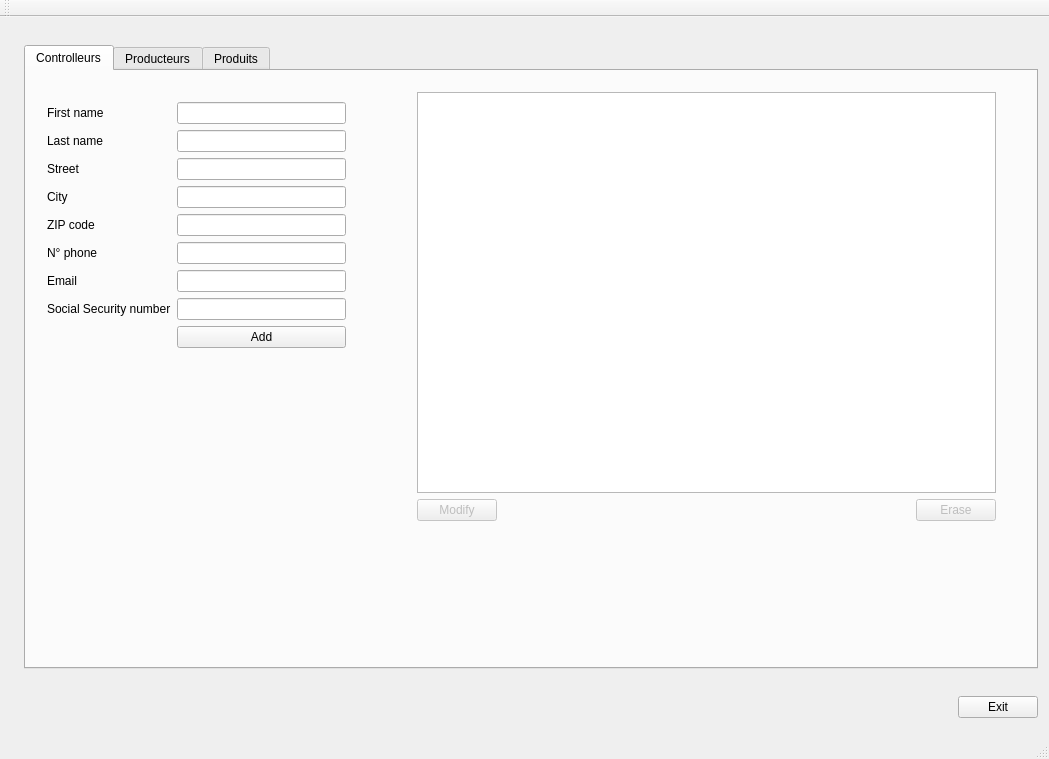
The window that appliDesktop/mainwindow.ui (ApacheThank/newWorld) describes before a commit, drawn with Qt 5.
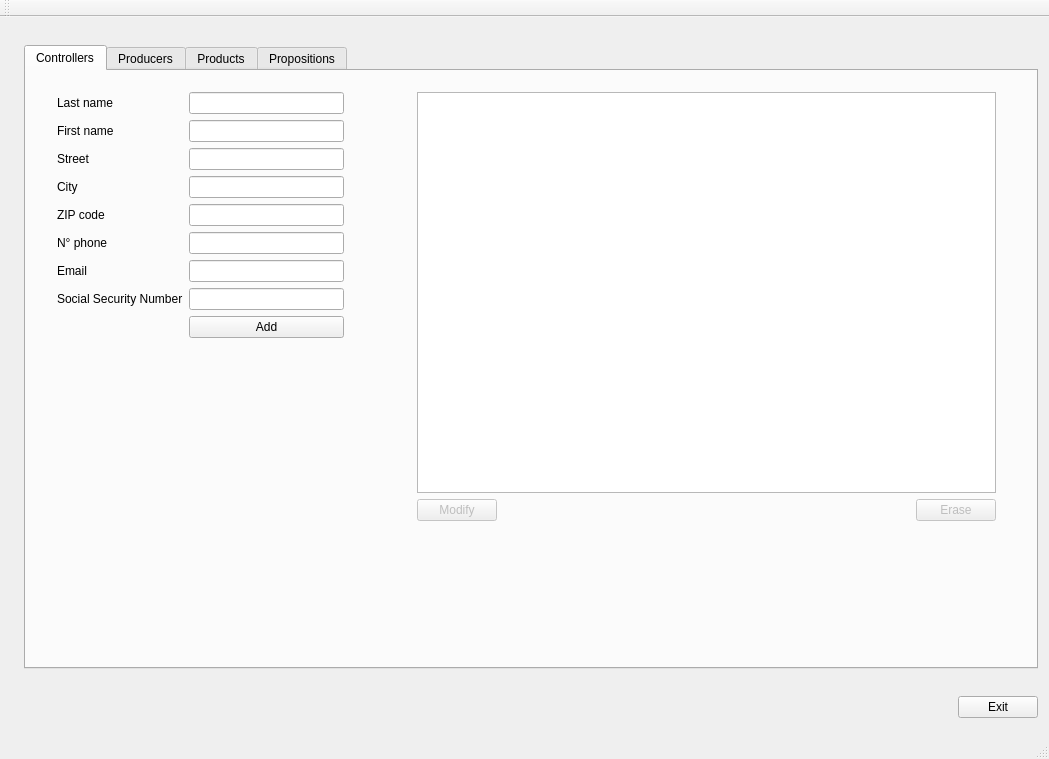
The same window after the commit. The open tabs and pages were chosen to show the change.

What changed in the file:
```diff
--- a/appliDesktop/mainwindow.ui
+++ b/appliDesktop/mainwindow.ui
@@ -54,107 +54,8 @@
             </property>
             <widget class="QWidget" name="tab">
              <attribute name="title">
-              <string>Controlleurs</string>
+              <string>Controllers</string>
              </attribute>
-             <widget class="QWidget" name="formLayoutWidget">
-              <property name="geometry">
-               <rect>
-                <x>10</x>
-                <y>20</y>
-                <width>321</width>
-                <height>351</height>
-               </rect>
-              </property>
-              <layout class="QFormLayout" name="formLayout">
-               <item row="0" column="0">
-                <widget class="QLabel" name="label">
-                 <property name="text">
-                  <string>First name</string>
-                 </property>
-                </widget>
-               </item>
-               <item row="0" column="1">
-                <widget class="QLineEdit" name="lineEditFirstName"/>
-               </item>
-               <item row="3" column="0">
-                <widget class="QLabel" name="label_4">
-                 <property name="text">
-                  <string>City</string>
-                 </property>
-                </widget>
-               </item>
-               <item row="3" column="1">
-                <widget class="QLineEdit" name="lineEditCity"/>
-               </item>
-               <item row="4" column="0">
-                <widget class="QLabel" name="label_5">
-                 <property name="text">
-                  <string>ZIP code</string>
-                 </property>
-                </widget>
-               </item>
-               <item row="4" column="1">
-                <widget class="QLineEdit" name="lineEditZipCode"/>
-               </item>
-               <item row="5" column="0">
-                <widget class="QLabel" name="label_6">
-                 <property name="text">
-                  <string>N° phone         </string>
-                 </property>
-                </widget>
-               </item>
-               <item row="5" column="1">
-                <widget class="QLineEdit" name="lineEditPhoneNumber"/>
-               </item>
-               <item row="6" column="0">
-                <widget class="QLabel" name="label_7">
-                 <property name="text">
-                  <string>Email</string>
-                 </property>
-                </widget>
-               </item>
-               <item row="1" column="0">
-                <widget class="QLabel" name="label_2">
-                 <property name="text">
-                  <string>Last name</string>
-                 </property>
-                </widget>
-               </item>
-               <item row="2" column="0">
-                <widget class="QLabel" name="label_3">
-                 <property name="text">
-                  <string>Street</string>
-                 </property>
-                </widget>
-               </item>
-               <item row="1" column="1">
-                <widget class="QLineEdit" name="lineEditLastName"/>
-               </item>
-               <item row="2" column="1">
-                <widget class="QLineEdit" name="lineEditStreet"/>
-               </item>
-               <item row="6" column="1">
-                <widget class="QLineEdit" name="lineEditEmail"/>
-               </item>
-               <item row="8" column="1">
-                <widget class="QPushButton" name="pushButtonAddController">
-                 <property name="text">
-                  <string>Add</string>
-                 </property>
-                </widget>
-               </item>
-               <item row="7" column="1">
-                <widget class="QLineEdit" name="lineEditSSN"/>
-               </item>
-               <item row="7" column="0">
-                <widget class="QLabel" name="label_12">
-                 <property name="text">
-                  <string>Social Security number</string>
-                 </property>
-                </widget>
-               </item>
-              </layout>
-             </widget>
              <widget class="QLabel" name="label_8">
               <property name="geometry">
                <rect>
@@ -220,10 +121,112 @@
                </item>
               </layout>
              </widget>
+             <widget class="QWidget" name="layoutWidget_2">
+              <property name="geometry">
+               <rect>
+                <x>20</x>
+                <y>10</y>
+                <width>309</width>
+                <height>345</height>
+               </rect>
+              </property>
+              <layout class="QFormLayout" name="formLayout_2">
+               <property name="fieldGrowthPolicy">
+                <enum>QFormLayout::AllNonFixedFieldsGrow</enum>
+               </property>
+               <item row="0" column="0">
+                <widget class="QLabel" name="labelLastName">
+                 <property name="text">
+                  <string>Last name</string>
+                 </property>
+                </widget>
+               </item>
+               <item row="0" column="1">
+                <widget class="QLineEdit" name="lineEditLastName"/>
+               </item>
+               <item row="1" column="0">
+                <widget class="QLabel" name="labelFirstName">
+                 <property name="text">
+                  <string>First name</string>
+                 </property>
+                </widget>
+               </item>
+               <item row="1" column="1">
+                <widget class="QLineEdit" name="lineEditFirstName"/>
+               </item>
+               <item row="2" column="0">
+                <widget class="QLabel" name="labelStreet">
+                 <property name="text">
+                  <string>Street</string>
+                 </property>
+                </widget>
+               </item>
+               <item row="2" column="1">
+                <widget class="QLineEdit" name="lineEditStreet"/>
+               </item>
+               <item row="3" column="0">
+                <widget class="QLabel" name="labelCity">
+                 <property name="text">
+                  <string>City</string>
+                 </property>
+                </widget>
+               </item>
+               <item row="3" column="1">
+                <widget class="QLineEdit" name="lineEditCity"/>
+               </item>
+               <item row="4" column="0">
+                <widget class="QLabel" name="labelZipCode">
+                 <property name="text">
+                  <string>ZIP code</string>
+                 </property>
+                </widget>
+               </item>
+               <item row="4" column="1">
+                <widget class="QLineEdit" name="lineEditZipCode"/>
+               </item>
+               <item row="5" column="0">
+                <widget class="QLabel" name="labelPhoneNumber">
+                 <property name="text">
+                  <string>N° phone         </string>
+                 </property>
+                </widget>
+               </item>
+               <item row="5" column="1">
+                <widget class="QLineEdit" name="lineEditPhoneNumber"/>
+               </item>
+               <item row="6" column="0">
+                <widget class="QLabel" name="labelMail">
+                 <property name="text">
+                  <string>Email</string>
+                 </property>
+                </widget>
+               </item>
+               <item row="6" column="1">
+                <widget class="QLineEdit" name="lineEditEmail"/>
+               </item>
+               <item row="7" column="0">
+                <widget class="QLabel" name="labelSSN">
+                 <property name="text">
+                  <string>Social Security Number</string>
+                 </property>
+                </widget>
+               </item>
+               <item row="7" column="1">
+                <widget class="QLineEdit" name="lineEditSSN"/>
+               </item>
+               <item row="8" column="1">
+                <widget class="QPushButton" name="pushButtonAddController">
+                 <property name="text">
+                  <string>Add</string>
+                 </property>
+                </widget>
+               </item>
+              </layout>
+             </widget>
             </widget>
             <widget class="QWidget" name="tab_3">
              <attribute name="title">
-              <string>Producteurs</string>
+              <string>Producers</string>
              </attribute>
              <layout class="QVBoxLayout" name="verticalLayout_7">
               <item>
@@ -257,10 +260,51 @@
                   <item>
                    <layout class="QHBoxLayout" name="horizontalLayout_4">
                     <item>
-                     <widget class="QTableWidget" name="tableWidgetListProducers"/>
+                     <layout class="QHBoxLayout" name="horizontalLayout_17">
+                      <item>
+                       <widget class="QLabel" name="label_3">
+                        <property name="text">
+                         <string>Meeting's propositions</string>
+                        </property>
+                       </widget>
+                      </item>
+                      <item>
+                       <widget class="QComboBox" name="comboBoxListDate_2"/>
+                      </item>
+                     </layout>
                     </item>
                     <item>
-                     <spacer name="verticalSpacer_2">
+                     <widget class="QPushButton" name="pushButton_5">
+                      <property name="text">
+                       <string>Accept</string>
+                      </property>
+                     </widget>
+                    </item>
+                   </layout>
+                  </item>
+                  <item>
+                   <layout class="QHBoxLayout" name="horizontalLayout_18">
+                    <item>
+                     <widget class="QLabel" name="label_5">
+                      <property name="font">
+                       <font>
+                        <family>STIXGeneral</family>
+                        <italic>true</italic>
+                       </font>
+                      </property>
+                      <property name="layoutDirection">
+                       <enum>Qt::LeftToRight</enum>
+                      </property>
+                      <property name="autoFillBackground">
+                       <bool>false</bool>
+                      </property>
+                      <property name="text">
+                       <string>Upon acceptance the producer will be notified of your visit  </string>
+                      </property>
+                     </widget>
+                    </item>
+                    <item>
+                     <spacer name="horizontalSpacer_14">
                       <property name="orientation">
                        <enum>Qt::Vertical</enum>
                       </property>
@@ -295,7 +339,7 @@
             </widget>
             <widget class="QWidget" name="tab_2">
              <attribute name="title">
-              <string>Produits</string>
+              <string>Products</string>
              </attribute>
              <layout class="QVBoxLayout" name="verticalLayout_16">
               <item>
@@ -532,6 +576,68 @@
               </item>
              </layout>
             </widget>
+            <widget class="QWidget" name="tab_4">
+             <attribute name="title">
+              <string>Propositions</string>
+             </attribute>
+             <widget class="QTableWidget" name="tableWidgetListOfProductPropositions">
+              <property name="geometry">
+               <rect>
+                <x>30</x>
+                <y>50</y>
+                <width>601</width>
+                <height>271</height>
+               </rect>
+              </property>
+             </widget>
+             <widget class="QLabel" name="label">
+              <property name="geometry">
+               <rect>
+                <x>30</x>
+                <y>10</y>
+                <width>191</width>
+                <height>21</height>
+               </rect>
+              </property>
+              <property name="font">
+               <font>
+                <pointsize>14</pointsize>
+               </font>
+              </property>
+              <property name="whatsThis">
+               <string>&lt;html&gt;&lt;head/&gt;&lt;body&gt;&lt;p&gt;&lt;br/&gt;&lt;/p&gt;&lt;/body&gt;&lt;/html&gt;</string>
+              </property>
+              <property name="text">
+               <string>Products propositions</string>
+              </property>
+             </widget>
+             <widget class="QPushButton" name="pushButton_2">
+              <property name="geometry">
+               <rect>
+                <x>680</x>
+                <y>60</y>
+                <width>95</width>
+                <height>31</height>
+               </rect>
+              </property>
+              <property name="text">
+               <string>Accept</string>
+              </property>
+             </widget>
+             <widget class="QPushButton" name="pushButton_3">
+              <property name="geometry">
+               <rect>
+                <x>680</x>
+                <y>100</y>
+                <width>95</width>
+                <height>31</height>
+               </rect>
+              </property>
+              <property name="text">
+               <string>Refuse</string>
+              </property>
+             </widget>
+            </widget>
            </widget>
           </item>
           <item>
```
Left out of the diff: 88 changed lines with no effect on the pictures.
